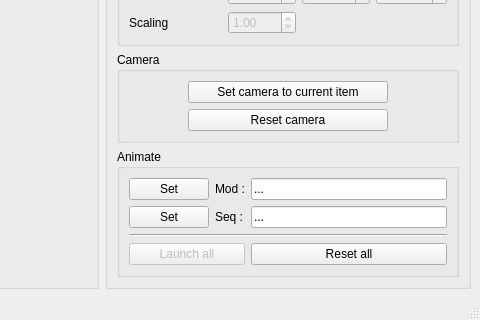
Before: the Qt Designer form swooz-viewer/trunk/form/SWUI_Viewer.ui in GuillaumeGibert/swooz, drawn with Qt 5; both pictures show x 740 to 1220 and y 629 to 949 of the 1220 by 949 pixel window.
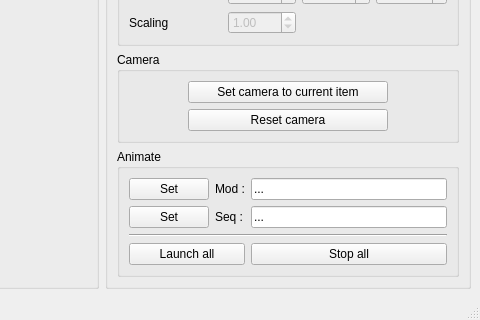
After: the same form once the commit is applied.

What changed in the file:
```diff
--- a/swooz-viewer/trunk/form/SWUI_Viewer.ui
+++ b/swooz-viewer/trunk/form/SWUI_Viewer.ui
@@ -7,7 +7,7 @@
     <x>0</x>
     <y>0</y>
     <width>1220</width>
-    <height>877</height>
+    <height>899</height>
    </rect>
   </property>
   <property name="windowTitle">
@@ -974,7 +974,7 @@
               <item row="3" column="0" colspan="2">
                <widget class="QPushButton" name="pbLaunchAllAnim">
                 <property name="enabled">
-                 <bool>false</bool>
+                 <bool>true</bool>
                 </property>
                 <property name="text">
                  <string>Launch all</string>
@@ -984,7 +984,7 @@
               <item row="3" column="2">
                <widget class="QPushButton" name="pbResetAllAnim">
                 <property name="text">
-                 <string>Reset all</string>
+                 <string>Stop all</string>
                 </property>
                </widget>
               </item>
```
Left out of the diff: 2 changed lines with no effect on the pictures.
